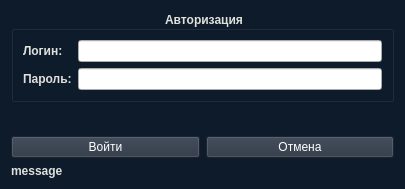
First picture: the form in QT templates/AuthWindow.ui, repository firstbirth/Enterprise-Directory, before the edit.
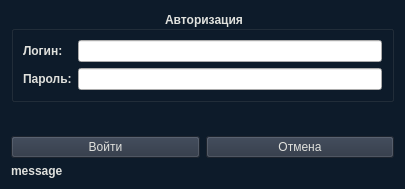
Second picture: the form after the edit. Icons and pictures are not drawn.

Diff of the .ui file:
```diff
--- a/QT templates/AuthWindow.ui
+++ b/QT templates/AuthWindow.ui
@@ -31,13 +31,13 @@
 }
 
 .QGroupBox{
-	color:#e0e1dd;
+	color:#E0E1DD;
 	font-weight:bold;
 }
 
 .QPushButton{
 	background-color:#293241;
-	color:white;
+	color:#E0E1DD;
 }
 
 .QPushButton:hover{
```
